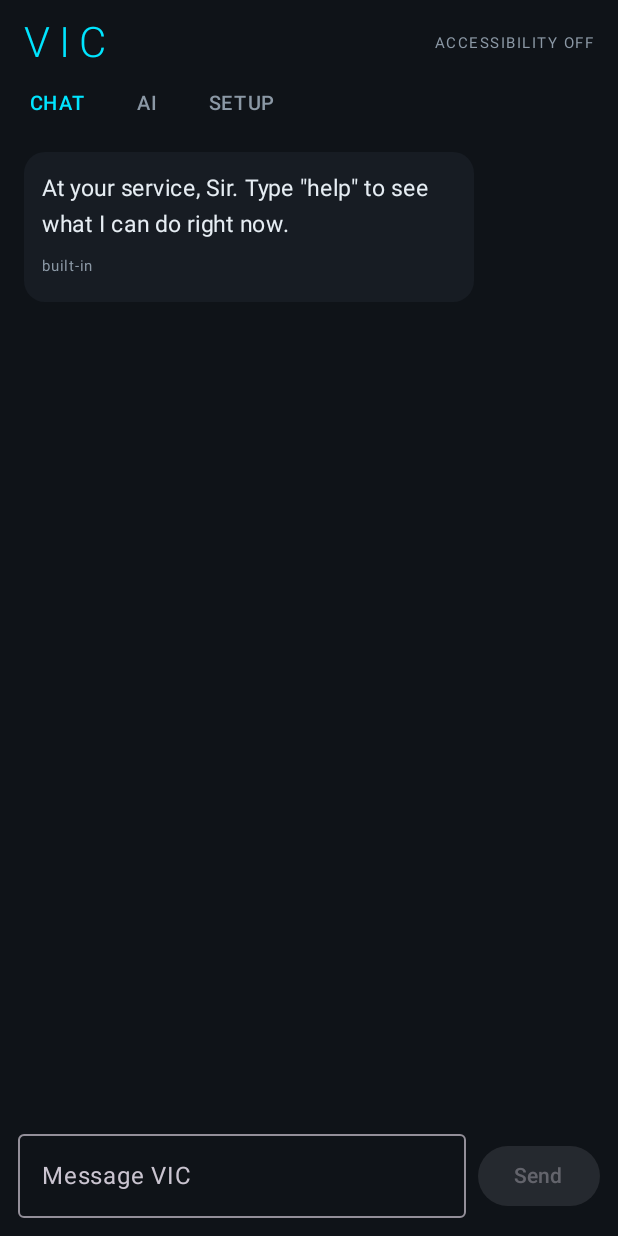
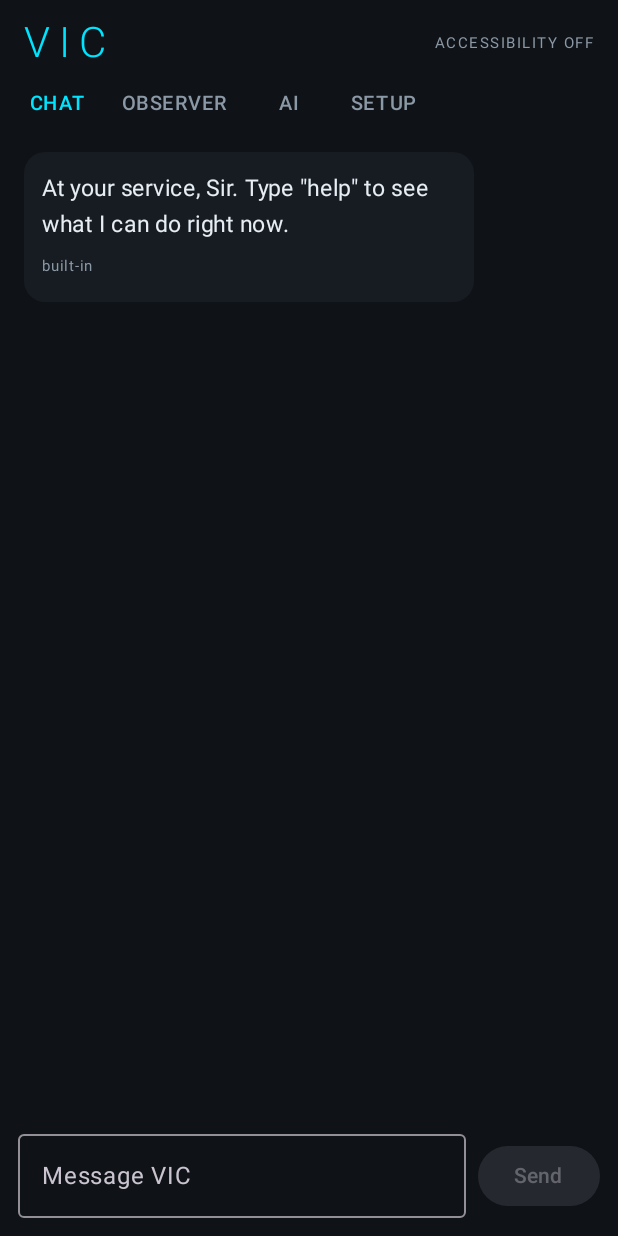
Before and after one commit to esbenvale/vic, an Android app built with Jetpack Compose: the screen it shows after launch (MainActivity), on a phone screen of 412 x 824 dp. Run offline under Robolectric (Android 15) with nearby library versions, the phone set to English and light mode, and no system bars.

Commit message:
Update MainActivity.kt

```diff
--- a/app/src/main/java/com/vale/vic/MainActivity.kt
+++ b/app/src/main/java/com/vale/vic/MainActivity.kt
@@ -4,6 +4,7 @@ import android.os.Bundle
 import androidx.activity.ComponentActivity
 import androidx.activity.compose.setContent
 import androidx.compose.foundation.background
+import androidx.compose.foundation.horizontalScroll
 import androidx.compose.foundation.layout.Arrangement
 import androidx.compose.foundation.layout.Box
 import androidx.compose.foundation.layout.Column
@@ -12,6 +13,7 @@ import androidx.compose.foundation.layout.fillMaxSize
 import androidx.compose.foundation.layout.fillMaxWidth
 import androidx.compose.foundation.layout.padding
 import androidx.compose.foundation.layout.systemBarsPadding
+import androidx.compose.foundation.rememberScrollState
 import androidx.compose.material3.Text
 import androidx.compose.material3.TextButton
 import androidx.compose.runtime.Composable
@@ -29,6 +31,7 @@ import com.vale.vic.ai.ChatStore
 import com.vale.vic.automation.service.VicServiceState
 import com.vale.vic.ui.AiSettingsScreen
 import com.vale.vic.ui.ChatScreen
+import com.vale.vic.ui.ObserverScreen
 import com.vale.vic.ui.SetupScreen
 import com.vale.vic.ui.theme.VicColors
 import com.vale.vic.ui.theme.VicTheme
@@ -55,6 +58,7 @@ class MainActivity : ComponentActivity() {
 
 private enum class Screen(val label: String) {
     CHAT("Chat"),
+    OBSERVER("Observer"),
     AI("AI"),
     SETUP("Setup")
 }
@@ -94,6 +98,7 @@ private fun VicApp(refreshTick: Int) {
         Row(
             modifier = Modifier
                 .fillMaxWidth()
+                .horizontalScroll(rememberScrollState())
                 .padding(horizontal = 8.dp)
         ) {
             Screen.values().forEach { s ->
@@ -115,6 +120,7 @@ private fun VicApp(refreshTick: Int) {
         ) {
             when (screen) {
                 Screen.CHAT -> ChatScreen()
+                Screen.OBSERVER -> ObserverScreen()
                 Screen.AI -> AiSettingsScreen()
                 Screen.SETUP -> SetupScreen(refreshTick)
             }
```
